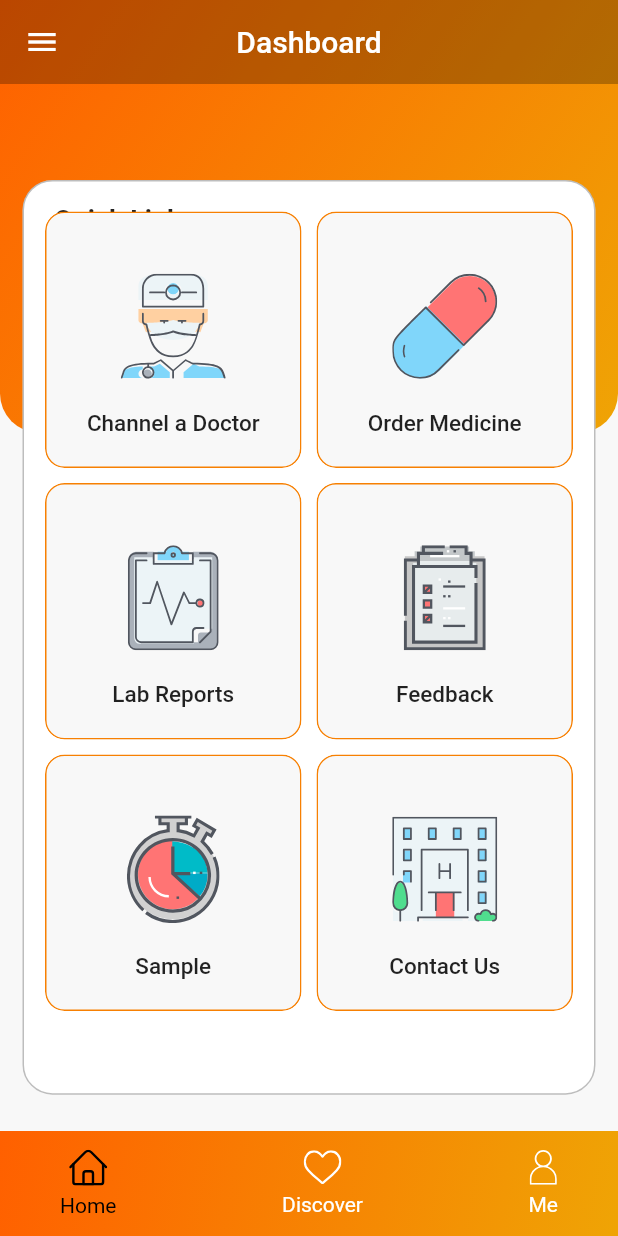
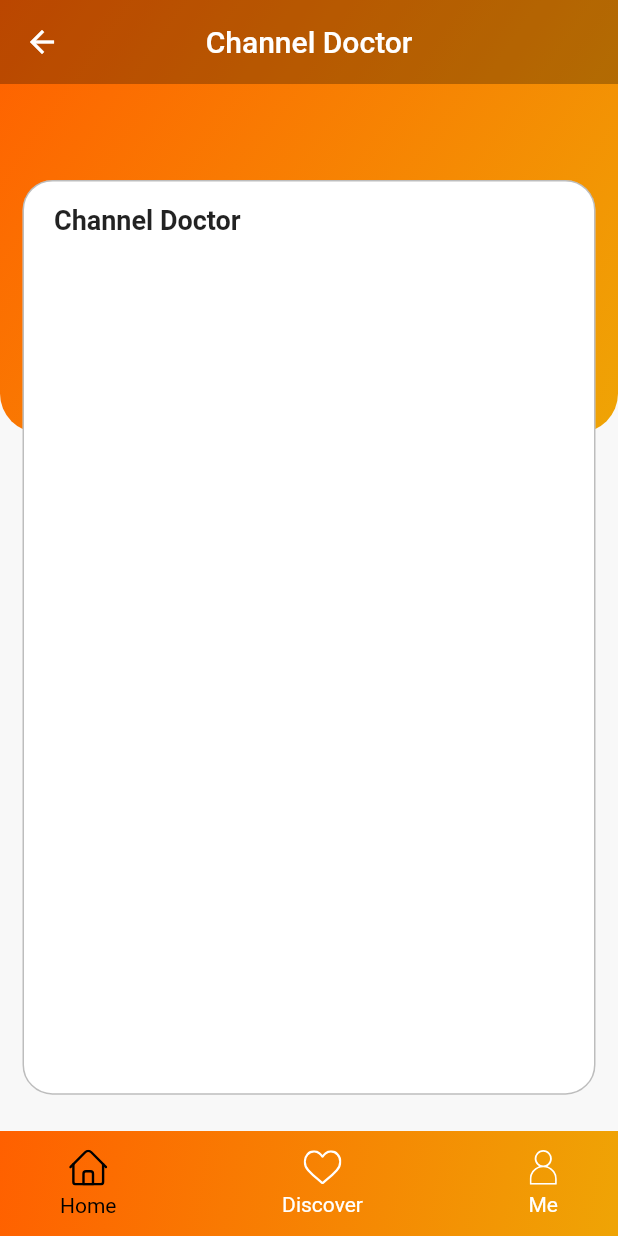
Before and after one commit to KavinduLiyanage/Hemas-Health-App, a Flutter app: the screen it shows after launch, after a tap on "Channel a Doctor", on a phone screen of 412 x 824 dp. Run offline on Flutter 3.47's test engine with Material 2 defaults, Android fonts, the phone set to English and light mode, and no system bars; our stand-ins replace flutter_svg.

Commit message:
Add Channel Doctor

```diff
--- /dev/null
+++ b/lib/channelDoctor.dart
@@ -0,0 +1,111 @@
+import 'package:flutter/cupertino.dart';
+import 'package:flutter/material.dart';
+import 'package:flutter_svg/svg.dart';
+import 'package:hemashealth/widgets/bottom_nav_bar.dart';
+import 'package:hemashealth/widgets/category_card.dart';
+import 'package:hemashealth/widgets/category_card_orders_list.dart';
+import 'constants.dart';
+
+void main() {
+  runApp(MyApp());
+}
+
+class MyApp extends StatelessWidget {
+  // This widget is the root of your application.
+  @override
+  Widget build(BuildContext context) {
+    return MaterialApp(
+      debugShowCheckedModeBanner: false,
+      title: 'Hemas Health',
+      theme: ThemeData(
+        fontFamily: "Cairo",
+        scaffoldBackgroundColor: kBackgroundColor,
+        textTheme: Theme.of(context).textTheme.apply(displayColor: kTextColor),
+      ),
+      home: ChannelDoctor(),
+    );
+  }
+}
+
+class ChannelDoctor extends StatelessWidget {
+  @override
+  Widget build(BuildContext context) {
+    var size = MediaQuery.of(context)
+        .size; //this gonna give us total height and with of our device
+    return Scaffold(
+      bottomNavigationBar: BottomNavBar(),
+      extendBodyBehindAppBar: true,
+      appBar: AppBar(
+        centerTitle: true,
+        title: new Text(
+          "Channel Doctor",
+          style: Theme.of(context)
+              .textTheme
+              .display1
+              .copyWith(fontWeight: FontWeight.w500, fontSize: 20),
+        ),
+        backgroundColor: Color(0x44000000),
+        elevation: 0,
+      ),
+      body: Stack(
+        children: <Widget>[
+          Container(
+            // Here the height of the container is 35% of our total height
+            height: size.height * .35,
+            decoration: BoxDecoration(
+              gradient: LinearGradient(
+                  begin: Alignment.topLeft,
+                  end: Alignment.bottomRight,
+                  colors: [
+                    kBackgroundColor1,
+                    kBackgroundColor2,
+                  ]),
+              borderRadius: BorderRadius.only(
+                bottomLeft: Radius.circular(26),
+                bottomRight: Radius.circular(26),
+              ),
+            ),
+          ),
+          Container(
+            //padding: EdgeInsets.all(100),
+            margin: EdgeInsets.fromLTRB(15, 120, 15, 0),
+            height: size.height * contentAreaHeight,
+            width: size.height * contentAreaWidth,
+            decoration: BoxDecoration(
+              border: Border.all(color: Colors.black26),
+              color: Colors.white,
+              borderRadius: BorderRadius.all(Radius.circular(20)),
+            ),
+            child: Container(
+              child: Text(
+                "Channel Doctor",
+                style: TextStyle(fontWeight: FontWeight.bold, fontSize: 18),
+              ),
+              padding: EdgeInsets.fromLTRB(20, 15, 0, 0),
+            ),
+          ),
+          SafeArea(
+            child: Padding(
+              padding: const EdgeInsets.symmetric(horizontal: 20),
+              child: Column(
+                crossAxisAlignment: CrossAxisAlignment.start,
+                children: <Widget>[
+                  Align(
+                    alignment: Alignment.topLeft,
+                    child: Container(
+                      alignment: Alignment.center,
+                      height: 62,
+                      width: 32,
+
+                      //child: SvgPicture.asset("assets/icons/menuIcon.svg"),
+                    ),
+                  ),
+                ],
+              ),
+            ),
+          )
+        ],
+      ),
+    );
+  }
+}
--- a/lib/main.dart
+++ b/lib/main.dart
@@ -7,6 +7,7 @@ import 'package:hemashealth/widgets/category_card.dart';
 import 'constants.dart';
 import 'orderMedicine.dart';
 import 'members.dart';
+import 'channelDoctor.dart';
 
 void main() {
   runApp(MyApp());
@@ -157,7 +158,14 @@ class Dashboard extends StatelessWidget {
                             title: "Channel a Doctor",
                             svgSrc:
                                 "assets/icons/dashboard_ChannelaDoctor2.svg",
-                            press: () {},
+                            press: () {
+                              Navigator.push(
+                                context,
+                                MaterialPageRoute(builder: (context) {
+                                  return ChannelDoctor();
+                                }),
+                              );
+                            },
                           ),
                           CategoryCard(
                             title: "Order Medicine",
```
